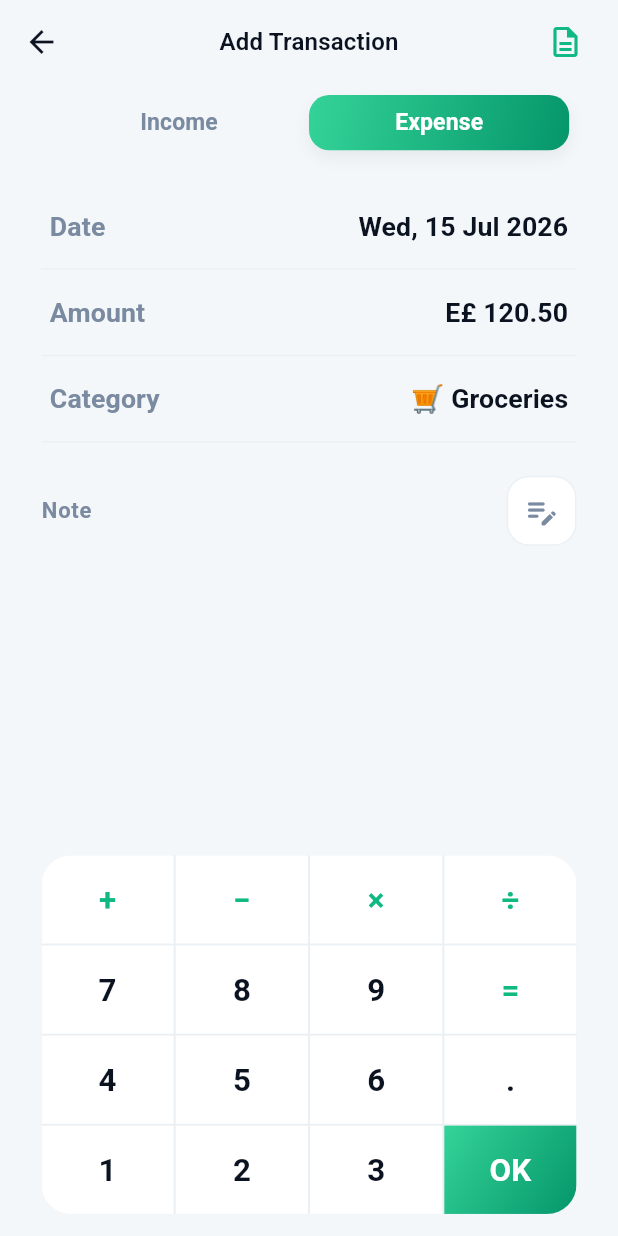
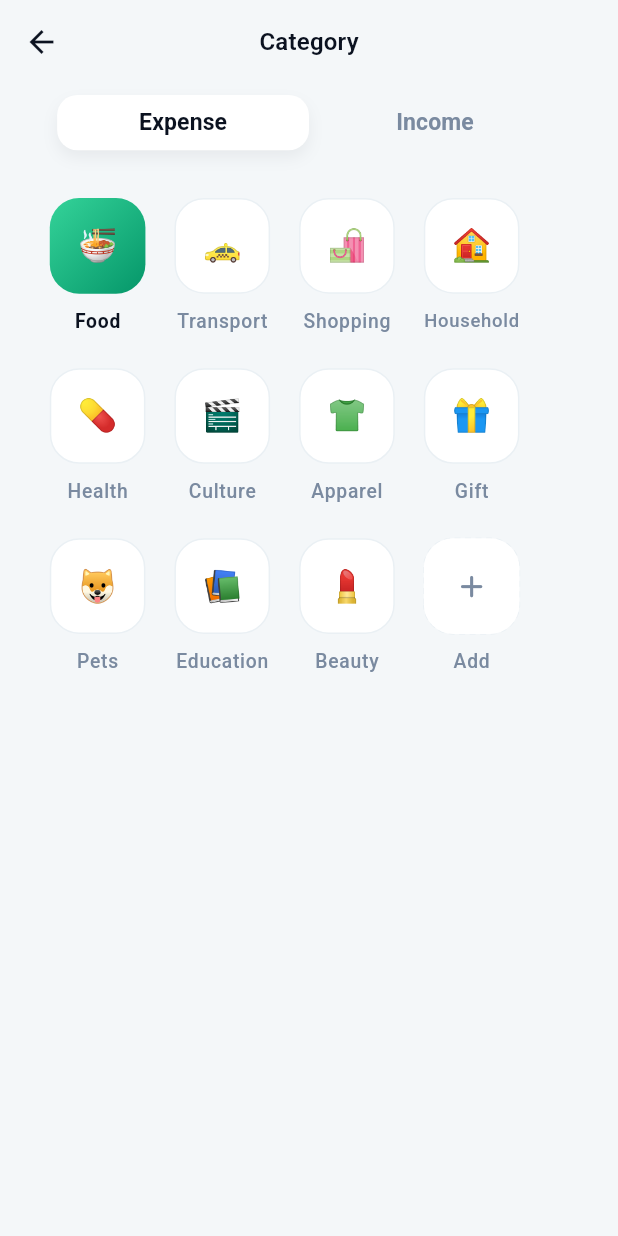
Before and after one commit to mohamedfahmy1318/money_time, a Flutter app: the AddTransactionScreen screen opened by its route, after a tap on "Category", on a phone screen of 412 x 824 dp. Run offline on Flutter 3.47's test engine with Material 3 defaults, Android fonts, the phone set to English and light mode, and no system bars; drawn by our look-alikes of skeletonizer; our stand-ins replace cached_network_image, device_info_plus, dio, easy_localization, equatable, file_picker and 17 more; missing offline and left inert: app_version_update; accounts and stored records are empty.

Commit message:
feat(categories): implement category management with add and picker screens

```diff
--- /dev/null
+++ b/lib/src/features/categories/presentation/models/category.dart
@@ -0,0 +1,50 @@
+import 'package:mony_time/src/imports/core_imports.dart';
+
+/// A spending or earning category: an emoji glyph and a display name.
+///
+/// Named `AppCategory` (not `Category`) to avoid clashing with Flutter's
+/// `foundation` `Category` annotation.
+class AppCategory {
+  const AppCategory({required this.emoji, required this.label});
+
+  final String emoji;
+  final String label;
+}
+
+/// Placeholder category content for the UI phase. Replace with real data once
+/// the backend exists. Names are plain strings (like [HomeSampleData]) — they
+/// become user data later, not translation keys.
+abstract final class CategorySampleData {
+  /// Categories shown in the picker grid (Figma order).
+  static const categories = <AppCategory>[
+    AppCategory(emoji: '🍜', label: 'Food'),
+    AppCategory(emoji: '🚕', label: 'Transport'),
+    AppCategory(emoji: '🛍️', label: 'Shopping'),
+    AppCategory(emoji: '🏠', label: 'Household'),
+    AppCategory(emoji: '💊', label: 'Health'),
+    AppCategory(emoji: '🎬', label: 'Culture'),
+    AppCategory(emoji: '👕', label: 'Apparel'),
+    AppCategory(emoji: '🎁', label: 'Gift'),
+    AppCategory(emoji: '🐶', label: 'Pets'),
+    AppCategory(emoji: '📚', label: 'Education'),
+    AppCategory(emoji: '💄', label: 'Beauty'),
+  ];
+
+  /// Selectable accent colours on the add-category screen.
+  static const palette = <Color>[
+    Color(0xFF10B981), // emerald
+    Color(0xFF2E7DEF), // blue
+    Color(0xFFFBBF24), // amber
+    Color(0xFFEF4444), // red
+    Color(0xFF8B5CF6), // purple
+    Color(0xFFEC4899), // pink
+  ];
+
+  /// Emoji options in the icon picker (Figma set first, then common extras).
+  /// Twelve fills a clean 4×3 grid.
+  static const icons = <String>[
+    '🍜', '🍔', '☕', '🛒',
+    '🎬', '🚕', '🏠', '💊',
+    '👕', '🎁', '🐶', '📚',
+  ];
+}
--- /dev/null
+++ b/lib/src/features/categories/presentation/screens/category_picker_screen.dart
@@ -0,0 +1,70 @@
+import 'package:mony_time/src/imports/core_imports.dart';
+import 'package:mony_time/src/imports/packages_imports.dart';
+
+import 'package:mony_time/src/features/categories/presentation/models/category.dart';
+import 'package:mony_time/src/features/categories/presentation/widgets/category_pick_tile.dart';
+
+/// Full-screen category chooser. Tapping a tile pops with the chosen [Category];
+/// the dashed "Add" tile opens the add-category screen.
+class CategoryPickerScreen extends StatefulWidget {
+  const CategoryPickerScreen({super.key, this.selectedLabel});
+
+  /// Label of the category to pre-highlight (e.g. the one already on the form).
+  final String? selectedLabel;
+
+  @override
+  State<CategoryPickerScreen> createState() => _CategoryPickerScreenState();
+}
+
+class _CategoryPickerScreenState extends State<CategoryPickerScreen> {
+  TransactionType _type = TransactionType.expense;
+  late final String _selectedLabel =
+      widget.selectedLabel ?? CategorySampleData.categories.first.label;
+
+  @override
+  Widget build(BuildContext context) {
+    return Scaffold(
+      appBar: AppTopBar(title: 'categories.picker_title'.tr()),
+      body: SafeArea(
+        top: false,
+        child: Padding(
+          padding: EdgeInsets.symmetric(horizontal: 24.w),
+          child: Column(
+            crossAxisAlignment: CrossAxisAlignment.stretch,
+            children: [
+              SizedBox(height: 2.h),
+              TransactionTypeToggle(
+                value: _type,
+                onChanged: (t) => setState(() => _type = t),
+                style: SegmentedToggleStyle.soft,
+                order: const [TransactionType.expense, TransactionType.income],
+              ),
+              SizedBox(height: 22.h),
+              Expanded(
+                child: SingleChildScrollView(
+                  child: Wrap(
+                    spacing: 14.w,
+                    runSpacing: 18.h,
+                    children: [
+                      for (final category in CategorySampleData.categories)
+                        CategoryPickTile(
+                          emoji: category.emoji,
+                          label: category.label,
+                          selected: category.label == _selectedLabel,
+                          onTap: () => context.pop(category),
+                        ),
+                      CategoryPickTile.add(
+                        label: 'categories.add'.tr(),
+                        onTap: () => context.push(AppRoutes.addCategory),
+                      ),
+                    ],
+                  ),
+                ),
+              ),
+            ],
+          ),
+        ),
+      ),
+    );
+  }
+}
--- /dev/null
+++ b/lib/src/features/categories/presentation/widgets/category_pick_tile.dart
@@ -0,0 +1,130 @@
+import 'package:mony_time/src/imports/core_imports.dart';
+import 'package:mony_time/src/imports/packages_imports.dart';
+
+/// A category cell in the picker grid: a rounded emoji tile with a caption.
+///
+/// Three looks: a normal white tile, the emerald gradient tile for the current
+/// selection, and a dashed "add" tile (via [CategoryPickTile.add]).
+class CategoryPickTile extends StatelessWidget {
+  const CategoryPickTile({
+    super.key,
+    required this.emoji,
+    required this.label,
+    required this.selected,
+    this.onTap,
+  })  : isAdd = false;
+
+  const CategoryPickTile.add({
+    super.key,
+    required this.label,
+    this.onTap,
+  })  : emoji = null,
+        selected = false,
+        isAdd = true;
+
+  final String? emoji;
+  final String label;
+  final bool selected;
+  final bool isAdd;
+  final VoidCallback? onTap;
+
+  @override
+  Widget build(BuildContext context) {
+    return GestureDetector(
+      onTap: onTap,
+      behavior: HitTestBehavior.opaque,
+      child: SizedBox(
+        width: 52.r,
+        child: Column(
+          mainAxisSize: MainAxisSize.min,
+          children: [
+            _tile(context),
+            SizedBox(height: 7.h),
+            FittedBox(
+              fit: BoxFit.scaleDown,
+              child: Text(
+                label,
+                style: context.textTheme.labelSmall?.copyWith(
+                  color: selected ? context.colors.onSurface : context.colors.onSurfaceVariant,
+                  fontWeight: selected ? FontWeight.bold : FontWeight.w500,
+                  fontSize: 10.5.sp,
+                ),
+              ),
+            ),
+          ],
+        ),
+      ),
+    );
+  }
+
+  Widget _tile(BuildContext context) {
+    final tile = Container(
+      width: 52.r,
+      height: 52.r,
+      alignment: Alignment.center,
+      decoration: BoxDecoration(
+        color: selected ? null : context.colors.surfaceContainerLowest,
+        gradient: selected ? AppGradients.primaryButton : null,
+        border: isAdd
+            ? null
+            : selected
+                ? null
+                : Border.all(color: context.colors.outlineVariant),
+        borderRadius: BorderRadius.circular(16.r),
+      ),
+      child: isAdd
+          ? Icon(Icons.add_rounded, size: 20.sp, color: context.colors.onSurfaceVariant)
+          : Text(emoji!, style: TextStyle(fontSize: 17.sp)),
+    );
+
+    if (!isAdd) return tile;
+
+    // Dashed outline for the add tile.
+    return CustomPaint(
+      painter: _DashedRRectPainter(
+        color: context.colors.outlineVariant,
+        radius: 16.r,
+      ),
+      child: tile,
+    );
+  }
+}
+
+/// Strokes a rounded rectangle with an even dash pattern.
+class _DashedRRectPainter extends CustomPainter {
+  _DashedRRectPainter({required this.color, required this.radius});
+
+  final Color color;
+  final double radius;
+
+  @override
+  void paint(Canvas canvas, Size size) {
+    final paint = Paint()
+      ..color = color
+      ..strokeWidth = 1
+      ..style = PaintingStyle.stroke;
+
+    final rrect = RRect.fromRectAndRadius(
+      Offset.zero & size,
+      Radius.circular(radius),
+    );
+    final path = Path()..addRRect(rrect);
+
+    const dashWidth = 4.0;
+    const dashGap = 3.0;
+    for (final metric in path.computeMetrics()) {
+      var distance = 0.0;
+      while (distance < metric.length) {
+        canvas.drawPath(
+          metric.extractPath(distance, distance + dashWidth),
+          paint,
+        );
+        distance += dashWidth + dashGap;
+      }
+    }
+  }
+
+  @override
+  bool shouldRepaint(_DashedRRectPainter oldDelegate) =>
+      oldDelegate.color != color || oldDelegate.radius != radius;
+}
--- a/lib/src/features/home/presentation/sections/categories_section.dart
+++ b/lib/src/features/home/presentation/sections/categories_section.dart
@@ -18,7 +18,7 @@ class CategoriesSection extends StatelessWidget {
         SectionHeader(
           title: 'home.categories'.tr(),
           action: 'home.manage'.tr(),
-          onAction: () {},
+          onAction: () => context.push(AppRoutes.categoryPicker),
         ),
         SizedBox(height: 14.h),
         Row(
@@ -37,7 +37,7 @@ class CategoriesSection extends StatelessWidget {
             Expanded(
               child: CategoryChip.add(
                 label: 'home.add'.tr(),
-                onTap: () {},
+                onTap: () => context.push(AppRoutes.addCategory),
               ),
             ),
           ],
--- a/lib/src/features/transactions/presentation/screens/add_transaction_screen.dart
+++ b/lib/src/features/transactions/presentation/screens/add_transaction_screen.dart
@@ -1,11 +1,10 @@
 import 'package:mony_time/src/imports/core_imports.dart';
 import 'package:mony_time/src/imports/packages_imports.dart';
 
+import 'package:mony_time/src/features/categories/presentation/models/category.dart';
 import 'package:mony_time/src/features/transactions/presentation/models/keypad_key.dart';
-import 'package:mony_time/src/features/transactions/presentation/models/transaction_type.dart';
 import 'package:mony_time/src/features/transactions/presentation/sections/amount_keypad.dart';
 import 'package:mony_time/src/features/transactions/presentation/sections/transaction_details.dart';
-import 'package:mony_time/src/features/transactions/presentation/sections/transaction_type_toggle.dart';
 import 'package:mony_time/src/features/transactions/presentation/widgets/note_sheet.dart';
 
 /// Add a transaction: pick a type, enter an amount on the keypad, and optionally
@@ -21,10 +20,10 @@ class _AddTransactionScreenState extends State<AddTransactionScreen> {
   TransactionType _type = TransactionType.expense;
   String _amount = '120.50';
   String _note = '';
+  String _category = '🛒 Groceries';
 
-  // Placeholder values until date/category pickers are wired up.
+  // Placeholder until the date picker is wired up.
   static const _date = 'Wed, 15 Jul 2026';
-  static const _category = '🛒 Groceries';
 
   /// True until the user first touches the keypad, so the seeded sample amount
   /// is cleared on the first digit rather than appended to.
@@ -71,6 +70,14 @@ class _AddTransactionScreenState extends State<AddTransactionScreen> {
     context.popOrGo(AppRoutes.home);
   }
 
+  Future<void> _pickCategory() async {
+    final result =
+        await context.push<AppCategory>(AppRoutes.categoryPicker);
+    if (result != null) {
+      setState(() => _category = '${result.emoji} ${result.label}');
+    }
+  }
+
   void _comingSoon() => showToast(
         context,
         message: 'transactions.coming_soon'.tr(),
@@ -109,7 +116,7 @@ class _AddTransactionScreenState extends State<AddTransactionScreen> {
                     category: _category,
                     hasNote: _note.isNotEmpty,
                     onTapDate: _comingSoon,
-                    onTapCategory: _comingSoon,
+                    onTapCategory: _pickCategory,
                     onAddNote: _addNote,
                   ),
                 ],
--- a/lib/src/imports/core_imports.dart
+++ b/lib/src/imports/core_imports.dart
@@ -21,5 +21,7 @@ export '../features/auth/presentation/screens/signup_screen.dart';
 export '../features/auth/presentation/screens/forgot_password_screen.dart';
 export '../features/home/presentation/screens/main_screen.dart';
 export '../features/transactions/presentation/screens/add_transaction_screen.dart';
+export '../features/categories/presentation/screens/add_category_screen.dart';
+export '../features/categories/presentation/screens/category_picker_screen.dart';
 export '../features/onboarding/presentation/screens/onboarding_page.dart';
 export '../features/splash/presentation/screens/splash_screen.dart';
--- a/lib/src/routing/app_router.dart
+++ b/lib/src/routing/app_router.dart
@@ -15,6 +15,8 @@ import 'package:mony_time/src/features/setup/presentation/screens/enable_feature
 import 'package:mony_time/src/features/welcome/presentation/screens/connect_shortcuts_screen.dart';
 import 'package:mony_time/src/features/welcome/presentation/screens/all_set_screen.dart';
 import 'package:mony_time/src/features/transactions/presentation/screens/add_transaction_screen.dart';
+import 'package:mony_time/src/features/categories/presentation/screens/add_category_screen.dart';
+import 'package:mony_time/src/features/categories/presentation/screens/category_picker_screen.dart';
 import 'package:mony_time/src/features/auth/domain/entities/user.dart';
 
 
@@ -83,5 +85,16 @@ final GoRouter appRouter = GoRouter(
       name: 'addTransaction',
       builder: (context, state) => const AddTransactionScreen(),
     ),
+    GoRoute(
+      path: AppRoutes.categoryPicker,
+      name: 'categoryPicker',
+      builder: (context, state) =>
+          CategoryPickerScreen(selectedLabel: state.extra as String?),
+    ),
+    GoRoute(
+      path: AppRoutes.addCategory,
+      name: 'addCategory',
+      builder: (context, state) => const AddCategoryScreen(),
+    ),
   ],
 );
--- a/lib/src/routing/app_routes.dart
+++ b/lib/src/routing/app_routes.dart
@@ -17,4 +17,6 @@ abstract final class AppRoutes {
   static const String connectShortcuts = '/connect-shortcuts';
   static const String allSet = '/all-set';
   static const String addTransaction = '/add-transaction';
+  static const String categoryPicker = '/category-picker';
+  static const String addCategory = '/add-category';
 }
--- a/lib/src/shared/enums/enums.dart
+++ b/lib/src/shared/enums/enums.dart
@@ -1,3 +1,4 @@
 export 'button_enums.dart';
 export 'app_status.dart';
 export 'snack_bar_type.dart';
+export 'transaction_type.dart';
--- a/lib/src/features/transactions/presentation/models/transaction_type.dart
+++ b/lib/src/shared/enums/transaction_type.dart
@@ -1,6 +1,7 @@
-import 'package:mony_time/src/imports/core_imports.dart';
+import 'package:easy_localization/easy_localization.dart';
 
-/// Whether a transaction adds money (income) or removes it (expense).
+/// Whether a transaction (or a category) adds money (income) or removes it
+/// (expense). Shared across the transactions and categories features.
 enum TransactionType {
   income,
   expense;
--- a/lib/src/features/transactions/presentation/sections/transaction_type_toggle.dart
+++ b/lib/src/shared/widgets/transaction_type_toggle.dart
@@ -1,19 +1,33 @@
-import 'package:mony_time/src/imports/core_imports.dart';
-import 'package:mony_time/src/imports/packages_imports.dart';
+import '../../imports/core_imports.dart';
+import '../../imports/packages_imports.dart';
 
-import 'package:mony_time/src/features/transactions/presentation/models/transaction_type.dart';
+/// Visual style of the selected segment.
+enum SegmentedToggleStyle {
+  /// Emerald gradient pill with white text (add-transaction).
+  gradient,
 
-/// Segmented Income / Expense control. The selected side is an emerald gradient
-/// pill; the other is a muted label on the page background.
+  /// White pill with a soft shadow and ink text (category screens).
+  soft,
+}
+
+/// Segmented Income / Expense control on a page-coloured track. The selected
+/// side is highlighted per [style]; the other is a muted label.
 class TransactionTypeToggle extends StatelessWidget {
   const TransactionTypeToggle({
     super.key,
     required this.value,
     required this.onChanged,
+    this.style = SegmentedToggleStyle.gradient,
+    this.order = const [TransactionType.income, TransactionType.expense],
   });
 
   final TransactionType value;
   final ValueChanged<TransactionType> onChanged;
+  final SegmentedToggleStyle style;
+
+  /// Left-to-right ordering of the two segments (Figma flips it between
+  /// screens).
+  final List<TransactionType> order;
 
   @override
   Widget build(BuildContext context) {
@@ -26,11 +40,12 @@ class TransactionTypeToggle extends StatelessWidget {
       ),
       child: Row(
         children: [
-          for (final type in TransactionType.values)
+          for (final type in order)
             Expanded(
               child: _Segment(
                 label: type.label,
                 selected: type == value,
+                style: style,
                 onTap: () => onChanged(type),
               ),
             ),
@@ -44,15 +59,26 @@ class _Segment extends StatelessWidget {
   const _Segment({
     required this.label,
     required this.selected,
+    required this.style,
     required this.onTap,
   });
 
   final String label;
   final bool selected;
+  final SegmentedToggleStyle style;
   final VoidCallback onTap;
 
   @override
   Widget build(BuildContext context) {
+    final isGradient = style == SegmentedToggleStyle.gradient;
+
+    final Color textColor;
+    if (!selected) {
+      textColor = context.colors.onSurfaceVariant;
+    } else {
+      textColor = isGradient ? Colors.white : context.colors.onSurface;
+    }
+
     return GestureDetector(
       onTap: onTap,
       behavior: HitTestBehavior.opaque,
@@ -61,7 +87,10 @@ class _Segment extends StatelessWidget {
         curve: AppCurves.standard,
         alignment: Alignment.center,
         decoration: BoxDecoration(
-          gradient: selected ? AppGradients.primaryButton : null,
+          color: selected && !isGradient
+              ? context.colors.surfaceContainerLowest
+              : null,
+          gradient: selected && isGradient ? AppGradients.primaryButton : null,
           borderRadius: BorderRadius.circular(11.r),
           boxShadow: selected
               ? [
@@ -76,7 +105,7 @@ class _Segment extends StatelessWidget {
         child: Text(
           label,
           style: context.textTheme.labelLarge?.copyWith(
-            color: selected ? Colors.white : context.colors.onSurfaceVariant,
+            color: textColor,
             fontWeight: FontWeight.bold,
             fontSize: 12.5.sp,
           ),
--- a/lib/src/shared/widgets/widgets.dart
+++ b/lib/src/shared/widgets/widgets.dart
@@ -8,6 +8,7 @@ export 'app_empty_state.dart';
 export 'app_card.dart';
 export 'app_divider.dart';
 export 'app_top_bar.dart';
+export 'transaction_type_toggle.dart';
 export 'common_image.dart';
 export 'toast/imports.dart';
 export 'app_cached_image.dart';
```
Also changed, not shown: assets/translations/ar.json (+10 -0 lines), assets/translations/en.json (+10 -0 lines), lib/src/features/categories/presentation/screens/add_category_screen.dart (added, +182 -0 lines), lib/src/features/categories/presentation/widgets/color_swatch.dart (added, +47 -0 lines), lib/src/features/categories/presentation/widgets/icon_option_tile.dart (added, +41 -0 lines).
